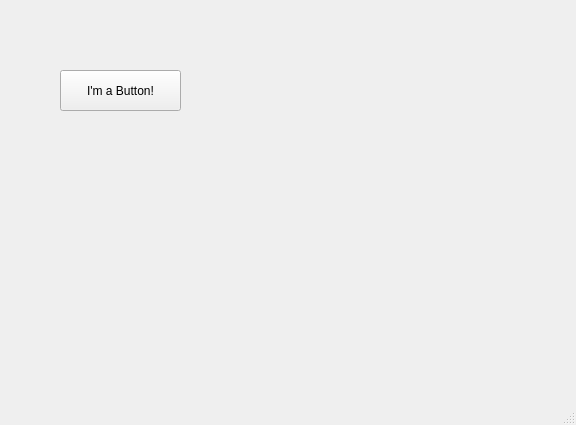
Old version of the form MyFirstGui.ui in the repository lzhang1/HelloWorldII.
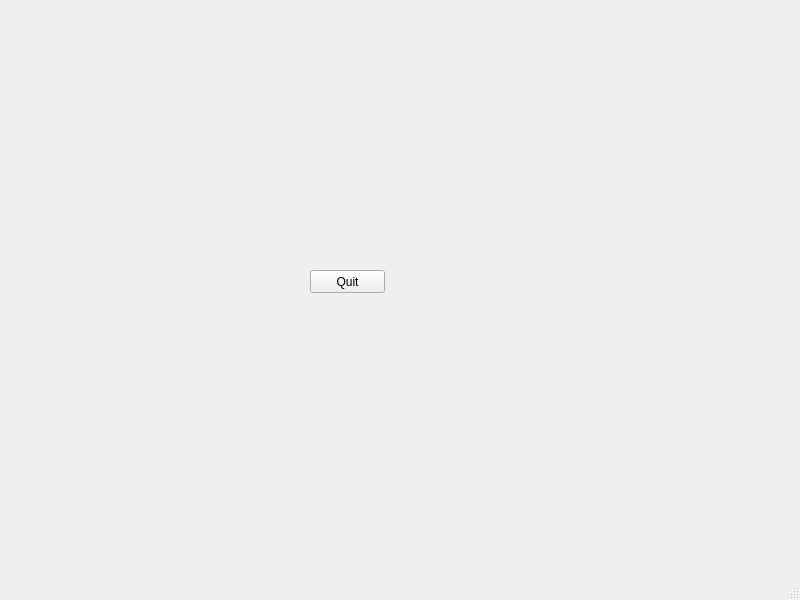
New version of the form.

```diff
--- a/MyFirstGui.ui
+++ b/MyFirstGui.ui
@@ -6,8 +6,8 @@
    <rect>
     <x>0</x>
     <y>0</y>
-    <width>576</width>
-    <height>425</height>
+    <width>800</width>
+    <height>600</height>
    </rect>
   </property>
   <property name="windowTitle">
@@ -17,17 +17,17 @@
    <widget class="QPushButton" name="pushButton">
     <property name="geometry">
      <rect>
-      <x>60</x>
-      <y>70</y>
-      <width>121</width>
-      <height>41</height>
+      <x>310</x>
+      <y>270</y>
+      <width>75</width>
+      <height>23</height>
      </rect>
     </property>
     <property name="toolTip">
      <string/>
     </property>
     <property name="text">
-     <string>I'm a Button!</string>
+     <string>Quit</string>
     </property>
    </widget>
   </widget>
```
Left out of the diff: 7 changed lines with no effect on the pictures.
